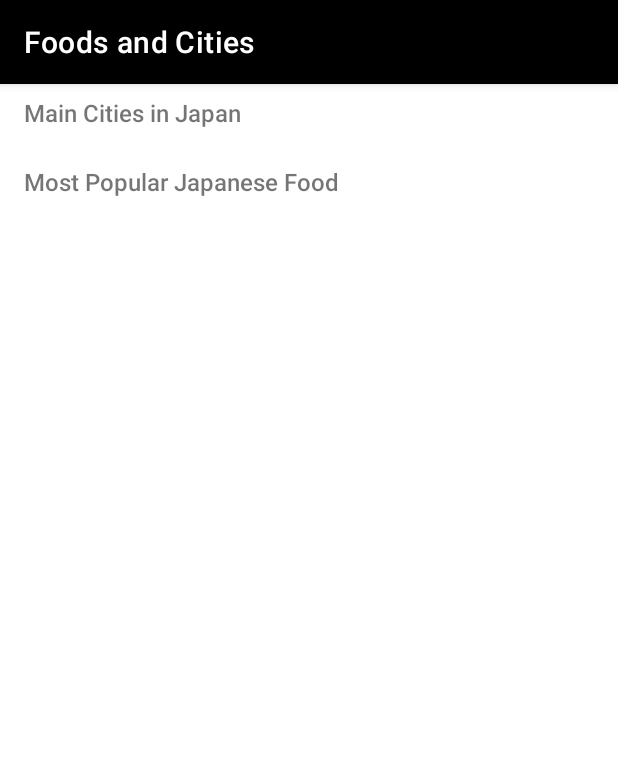
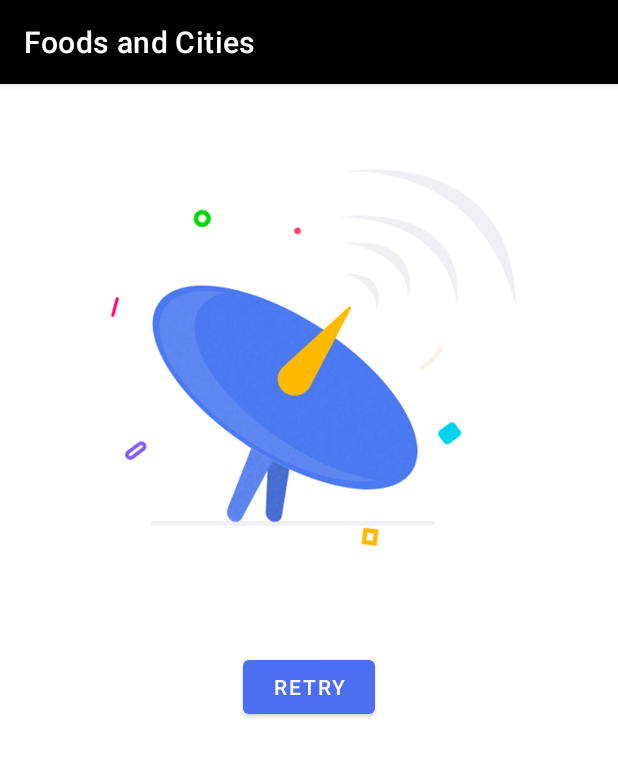
Before and after one commit to Va1erii/JPApp, an Android app: the screen it shows after launch (MainActivity), on a phone screen of 412 x 824 dp. Shown: the top 757 px of the screen. Run offline under Robolectric (Android 15) with nearby library versions, the phone set to English and light mode, and no system bars; our stand-ins replace Dagger/Hilt's generated code, Room's generated code, RxJava, Shimmer, navigation-ui; libraries missing offline, so code that uses them is left out: com.ethanhua.skeleton; network calls fail; pictures from the network do not load; 2 statements that could not run were skipped.

Commit message:
Error state preparation

```diff
--- /dev/null
+++ b/app/src/main/res/layout/error_state_view.xml
@@ -0,0 +1,41 @@
+<?xml version="1.0" encoding="utf-8"?>
+<androidx.constraintlayout.widget.ConstraintLayout xmlns:android="http://schemas.android.com/apk/res/android"
+    xmlns:app="http://schemas.android.com/apk/res-auto"
+    xmlns:tools="http://schemas.android.com/tools"
+    android:id="@+id/error_state"
+    android:layout_width="match_parent"
+    android:layout_height="match_parent">
+
+    <ImageView
+        android:id="@+id/error_image"
+        android:layout_width="300dp"
+        android:layout_height="300dp"
+        android:layout_marginTop="16dp"
+        android:scaleType="centerCrop"
+        android:src="@drawable/no_internet"
+        app:layout_constraintLeft_toLeftOf="parent"
+        app:layout_constraintRight_toRightOf="parent"
+        app:layout_constraintTop_toTopOf="parent" />
+
+    <TextView
+        android:id="@+id/error_message"
+        android:layout_width="wrap_content"
+        android:layout_height="wrap_content"
+        android:layout_marginTop="16dp"
+        android:fontFamily="sans-serif-medium"
+        android:textSize="16sp"
+        app:layout_constraintLeft_toLeftOf="parent"
+        app:layout_constraintRight_toRightOf="parent"
+        app:layout_constraintTop_toBottomOf="@id/error_image"
+        tools:text="Error message" />
+
+    <com.google.android.material.button.MaterialButton
+        android:id="@+id/retry"
+        android:layout_width="wrap_content"
+        android:layout_height="wrap_content"
+        android:layout_marginTop="16dp"
+        android:text="@string/retry_button"
+        app:layout_constraintLeft_toLeftOf="parent"
+        app:layout_constraintRight_toRightOf="parent"
+        app:layout_constraintTop_toBottomOf="@id/error_message" />
+</androidx.constraintlayout.widget.ConstraintLayout>
--- a/app/src/main/res/layout/main_fragment.xml
+++ b/app/src/main/res/layout/main_fragment.xml
@@ -7,12 +7,23 @@
     android:layout_height="match_parent"
     tools:context=".ui.main.MainFragment">
 
-    <LinearLayout
+    <FrameLayout
         android:layout_width="match_parent"
         android:layout_height="wrap_content"
         android:layout_marginTop="8dp"
-        android:layout_marginBottom="8dp"
-        android:orientation="vertical">
+        android:layout_marginBottom="8dp">
+
+        <include
+            android:id="@+id/error_state"
+            layout="@layout/error_state_view"
+            android:visibility="visible" />
+
+        <LinearLayout
+            android:id="@+id/content"
+            android:layout_width="match_parent"
+            android:layout_height="wrap_content"
+            android:orientation="vertical"
+            android:visibility="gone">
 
             <TextView
                 android:layout_width="wrap_content"
@@ -55,4 +66,5 @@
                 tools:itemCount="5"
                 tools:listitem="@layout/food_item_view" />
         </LinearLayout>
+    </FrameLayout>
 </androidx.core.widget.NestedScrollView>
--- a/app/src/main/res/values-night/themes.xml
+++ /dev/null
@@ -1,16 +0,0 @@
-<resources xmlns:tools="http://schemas.android.com/tools">
-    <!-- Base application theme. -->
-    <style name="Theme.JPApp" parent="Theme.MaterialComponents.DayNight.DarkActionBar">
-        <!-- Primary brand color. -->
-        <item name="colorPrimary">@color/purple_200</item>
-        <item name="colorPrimaryVariant">@color/purple_700</item>
-        <item name="colorOnPrimary">@color/black</item>
-        <!-- Secondary brand color. -->
-        <item name="colorSecondary">@color/teal_200</item>
-        <item name="colorSecondaryVariant">@color/teal_200</item>
-        <item name="colorOnSecondary">@color/black</item>
-        <!-- Status bar color. -->
-        <item name="android:statusBarColor" tools:targetApi="l">?attr/colorPrimaryVariant</item>
-        <!-- Customize your theme here. -->
-    </style>
-</resources>
--- a/app/src/main/res/values/colors.xml
+++ b/app/src/main/res/values/colors.xml
@@ -7,4 +7,6 @@
     <color name="teal_700">#FF018786</color>
     <color name="black">#FF000000</color>
     <color name="white">#FFFFFFFF</color>
+
+    <color name="button_bg">#4C6EF0</color>
 </resources>
--- a/app/src/main/res/values/strings.xml
+++ b/app/src/main/res/values/strings.xml
@@ -2,4 +2,5 @@
     <string name="app_name">JPApp</string>
     <string name="cities_header">Main Cities in Japan</string>
     <string name="foods_header">Most Popular Japanese Food</string>
+    <string name="retry_button">Retry</string>
 </resources>
--- a/app/src/main/res/values/themes.xml
+++ b/app/src/main/res/values/themes.xml
@@ -14,5 +14,11 @@
         <!-- Customize your theme here. -->
         <item name="windowActionBar">false</item>
         <item name="windowNoTitle">true</item>
+        <item name="materialButtonStyle">@style/JAppButton</item>
+    </style>
+
+    <style name="JAppButton" parent="Widget.MaterialComponents.Button">
+        <item name="backgroundTint">@color/button_bg</item>
+        <item name="android:textColor">@color/white</item>
     </style>
 </resources>
```
Also changed, not shown: app/src/main/res/drawable/no_internet.png (added). Lines whose indentation alone changed are shown as unchanged.
